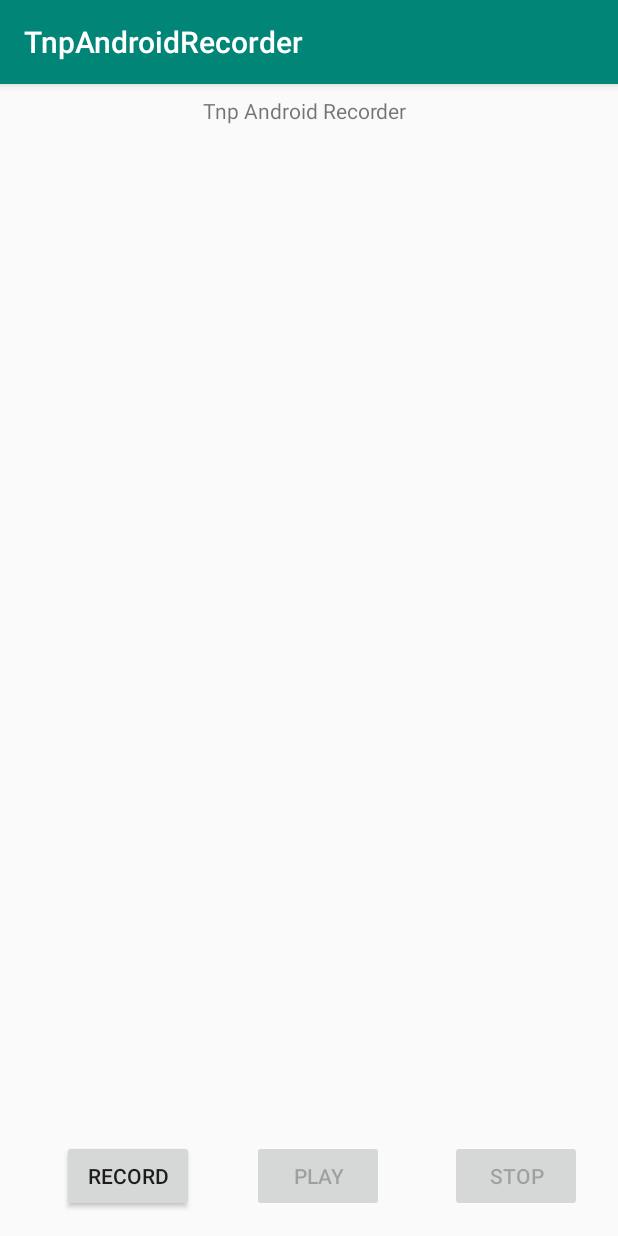
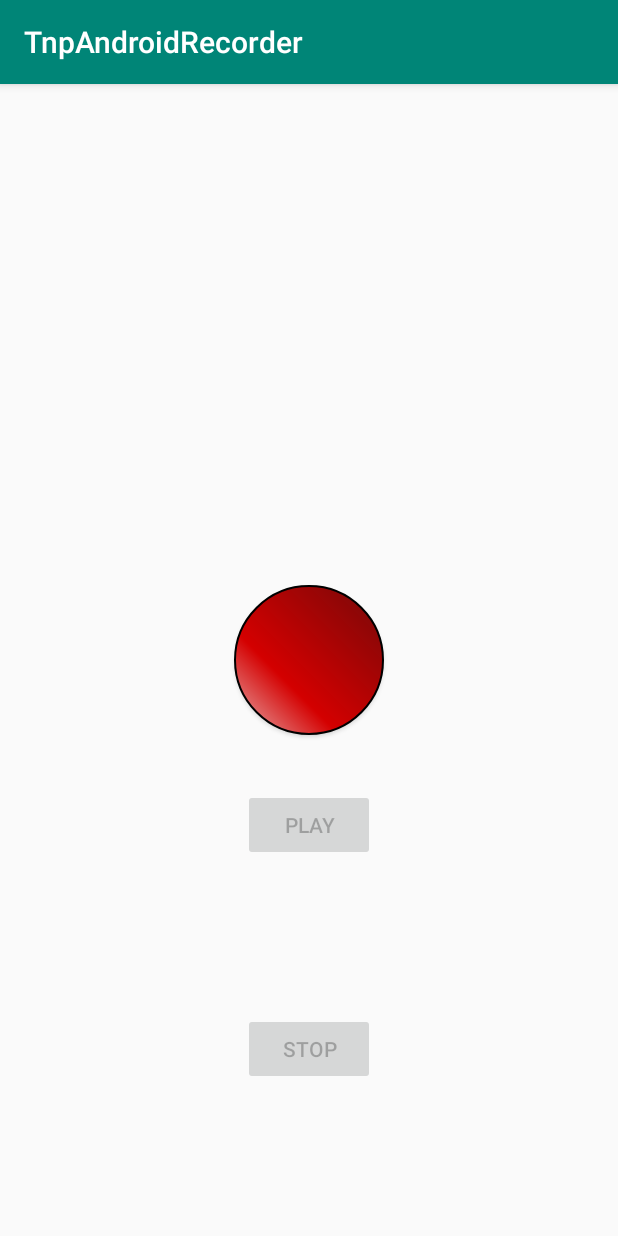
Before and after one commit to tnpestana/TnpAndroidRecorder, an Android app: the screen it shows after launch (MainActivity), on a phone screen of 412 x 824 dp. Run offline under Robolectric (Android 15) with nearby library versions, the phone set to English and light mode, and no system bars.

Commit message:
draw custom record button

```diff
--- /dev/null
+++ b/app/src/main/res/drawable/recordbutton.xml
@@ -0,0 +1,31 @@
+<?xml version="1.0" encoding="utf-8"?>
+<shape xmlns:android="http://schemas.android.com/apk/res/android" android:shape="rectangle" >
+    <corners
+        android:topLeftRadius="50dp"
+        android:topRightRadius="50dp"
+        android:bottomLeftRadius="50dp"
+        android:bottomRightRadius="50dp"
+        />
+    <gradient
+        android:angle="45"
+        android:centerX="35%"
+        android:centerColor="#D40000"
+        android:startColor="#E8B3B3"
+        android:endColor="#750909"
+        android:type="linear"
+        />
+    <padding
+        android:left="0dp"
+        android:top="0dp"
+        android:right="0dp"
+        android:bottom="0dp"
+        />
+    <size
+        android:width="100dp"
+        android:height="100dp"
+        />
+    <stroke
+        android:width="1dp"
+        android:color="#000000"
+        />
+</shape>
--- a/app/src/main/res/layout/activity_main.xml
+++ b/app/src/main/res/layout/activity_main.xml
@@ -4,50 +4,39 @@
     xmlns:tools="http://schemas.android.com/tools"
     android:layout_width="match_parent"
     android:layout_height="match_parent"
-    tools:context=".MainActivity">
+    tools:context=".MainActivity"
+    tools:layout_editor_absoluteY="81dp">
 
-    <TextView
-        android:layout_width="142dp"
-        android:layout_height="38dp"
-        android:layout_marginStart="8dp"
-        android:layout_marginTop="8dp"
-        android:layout_marginEnd="8dp"
-        android:text="Tnp Android Recorder"
+    <Button
+        android:id="@+id/btnRec"
+        android:layout_width="wrap_content"
+        android:layout_height="wrap_content"
+        android:background="@drawable/recordbutton"
+        app:layout_constraintBottom_toBottomOf="parent"
         app:layout_constraintEnd_toEndOf="parent"
         app:layout_constraintStart_toStartOf="parent"
         app:layout_constraintTop_toTopOf="parent" />
 
     <Button
-        android:id="@+id/btnRec"
-        android:layout_width="wrap_content"
-        android:layout_height="wrap_content"
-        android:layout_marginStart="8dp"
-        android:layout_marginEnd="8dp"
-        android:layout_marginBottom="16dp"
-        android:text="Record"
-        app:layout_constraintBottom_toBottomOf="parent"
-        app:layout_constraintEnd_toStartOf="@+id/btnPlay"
-        app:layout_constraintHorizontal_bias="0.52"
-        app:layout_constraintStart_toStartOf="parent" />
-
-    <Button
         android:id="@+id/btnPlay"
         android:layout_width="wrap_content"
         android:layout_height="wrap_content"
-        android:layout_marginEnd="44dp"
-        android:layout_marginBottom="16dp"
+        android:layout_marginTop="36dp"
         android:text="Play"
-        app:layout_constraintBottom_toBottomOf="parent"
-        app:layout_constraintEnd_toStartOf="@+id/btnStop" />
+        app:layout_constraintEnd_toEndOf="parent"
+        app:layout_constraintStart_toStartOf="parent"
+        app:layout_constraintTop_toBottomOf="@+id/btnRec" />
 
     <Button
         android:id="@+id/btnStop"
         android:layout_width="wrap_content"
         android:layout_height="wrap_content"
-        android:layout_marginEnd="24dp"
-        android:layout_marginBottom="16dp"
+        android:layout_marginTop="8dp"
+        android:layout_marginBottom="8dp"
         android:text="Stop"
         app:layout_constraintBottom_toBottomOf="parent"
-        app:layout_constraintEnd_toEndOf="parent" />
+        app:layout_constraintEnd_toEndOf="parent"
+        app:layout_constraintStart_toStartOf="parent"
+        app:layout_constraintTop_toBottomOf="@+id/btnPlay" />
 
 </android.support.constraint.ConstraintLayout>
```
